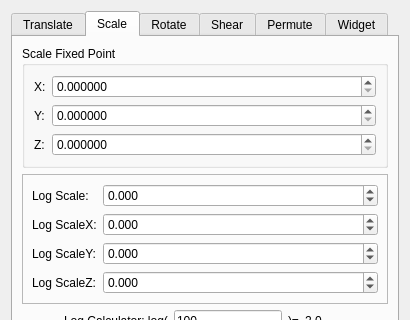
This is src/Interface/Modules/Math/CreateGeometricTransform.ui in SCIInstitute/SCIRun as Qt 5 draws it before an edit; both pictures show x 0 to 410 and y 0 to 320 of the 410 by 500 pixel window. The edited form follows.
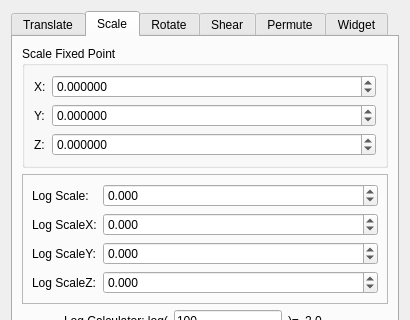
This is the edited form. The open tabs and pages were chosen to show the change.

Commit message: some fixes for the CGT ui values

Diff of the .ui file:
```diff
--- a/src/Interface/Modules/Math/CreateGeometricTransform.ui
+++ b/src/Interface/Modules/Math/CreateGeometricTransform.ui
@@ -134,6 +134,12 @@
             <property name="decimals">
              <number>6</number>
             </property>
+            <property name="minimum">
+             <double>-1000.000000000000000</double>
+            </property>
+            <property name="maximum">
+             <double>1000.000000000000000</double>
+            </property>
            </widget>
           </item>
           <item row="1" column="0">
@@ -148,6 +154,12 @@
             <property name="decimals">
              <number>6</number>
             </property>
+            <property name="minimum">
+             <double>-1000.000000000000000</double>
+            </property>
+            <property name="maximum">
+             <double>1000.000000000000000</double>
+            </property>
            </widget>
           </item>
           <item row="2" column="0">
@@ -162,6 +174,12 @@
             <property name="decimals">
              <number>6</number>
             </property>
+            <property name="minimum">
+             <double>-1000.000000000000000</double>
+            </property>
+            <property name="maximum">
+             <double>1000.000000000000000</double>
+            </property>
            </widget>
           </item>
          </layout>
```
Left out of the diff: 47 changed lines with no effect on the pictures. The commit also changes 1 other file.
